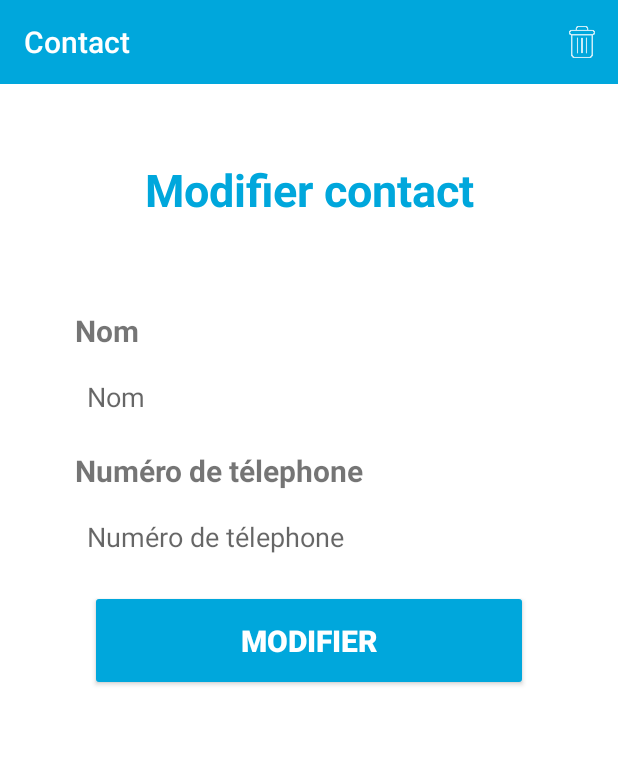
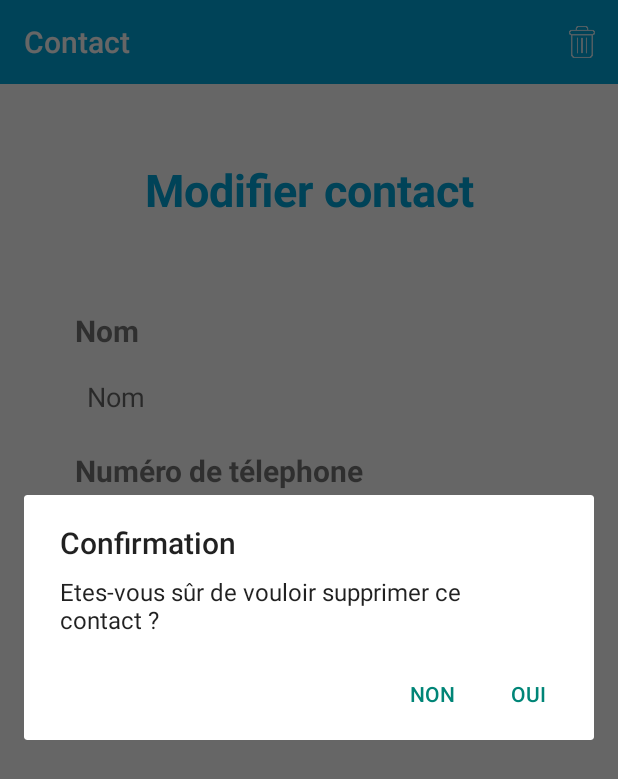
Before and after one commit to Abdel-kobbi/Contact-app, an Android app: the UpdateContact screen opened directly, with no data from a screen before it, after a tap on "supprimer contact", on a phone screen of 412 x 824 dp. Shown: the top 779 px of the screen. Run offline under Robolectric (Android 15) with nearby library versions, the phone set to English and light mode, and no system bars.

Commit message:
add click listener to list contact & delete with confirmation

```diff
--- a/app/src/main/java/com/kobbi/contactapp/MainActivity.java
+++ b/app/src/main/java/com/kobbi/contactapp/MainActivity.java
@@ -2,6 +2,8 @@ package com.kobbi.contactapp;
 
 import android.content.Intent;
 import android.os.Bundle;
+import android.view.View;
+import android.widget.AdapterView;
 import android.widget.Button;
 import android.widget.ListView;
 
@@ -52,5 +54,15 @@ public class MainActivity extends AppCompatActivity {
             Intent intent = new Intent(getApplicationContext(), AddContact.class);
             startActivity(intent);
         });
+
+        // add listener to contact list
+
+        contactList.setOnItemClickListener(new AdapterView.OnItemClickListener() {
+            @Override
+            public void onItemClick(AdapterView<?> adapterView, View view, int i, long l) {
+                Intent intent = new Intent(getApplicationContext(), UpdateContact.class);
+                startActivity(intent);
+            }
+        });
     }
 }
--- /dev/null
+++ b/app/src/main/java/com/kobbi/contactapp/ShowAlert.java
@@ -0,0 +1,27 @@
+package com.kobbi.contactapp;
+
+import android.app.Dialog;
+import android.os.Bundle;
+
+import androidx.annotation.NonNull;
+import androidx.annotation.Nullable;
+import androidx.appcompat.app.AlertDialog;
+import androidx.fragment.app.DialogFragment;
+
+
+public class ShowAlert extends DialogFragment {
+    @NonNull
+    @Override
+    public Dialog onCreateDialog(@Nullable Bundle savedInstanceState) {
+        AlertDialog.Builder alertBuilder = new AlertDialog.Builder(requireActivity());
+        alertBuilder.setTitle("Confirmation")
+                .setMessage("Etes-vous sûr de vouloir supprimer ce contact ?")
+                .setPositiveButton("Oui", (dialog, i) -> {
+                    // delete Contact
+
+                })
+                .setNegativeButton("Non", (dialog, i) -> dialog.dismiss());
+
+        return alertBuilder.create();
+    }
+}
--- a/app/src/main/java/com/kobbi/contactapp/UpdateContact.java
+++ b/app/src/main/java/com/kobbi/contactapp/UpdateContact.java
@@ -1,7 +1,6 @@
 package com.kobbi.contactapp;
 
 import android.os.Bundle;
-import android.view.LayoutInflater;
 import android.view.Menu;
 import android.view.MenuItem;
 
@@ -42,6 +41,7 @@ public class UpdateContact extends AppCompatActivity {
     public boolean onOptionsItemSelected(@NonNull MenuItem item) {
         int id = item.getItemId();
         if (id == R.id.deleteContact) {
+            new ShowAlert().show(getSupportFragmentManager(), "");
             return true;
         } else {
             return super.onOptionsItemSelected(item);
--- a/app/src/main/res/values-night/themes.xml
+++ b/app/src/main/res/values-night/themes.xml
@@ -4,7 +4,10 @@
         <!-- Customize your dark theme here. -->
         <!-- <item name="colorPrimary">@color/my_dark_primary</item> -->
         <item name="colorPrimary">@color/colorPrimary</item>
-        <item name="windowActionBar">true</item>
+        <item name="windowActionBar">false</item>
         <item name="windowNoTitle">true</item>
     </style>
+
+    <style name="Theme.ContactApp" parent="Base.Theme.ContactApp"/>
+
 </resources>
--- a/app/src/main/res/values/colors.xml
+++ b/app/src/main/res/values/colors.xml
@@ -3,5 +3,5 @@
     <color name="black">#FF000000</color>
     <color name="white">#FFFFFFFF</color>
     <color name="colorPrimary">#00a7dc</color>
-    <color name="colorPrimaryDart">#00c6e1</color>
+    <color name="colorPrimaryDark">#00c6e1</color>
 </resources>
--- a/app/src/main/res/values/themes.xml
+++ b/app/src/main/res/values/themes.xml
@@ -3,12 +3,11 @@
     <style name="Base.Theme.ContactApp" parent="Theme.AppCompat.Light.DarkActionBar">
         <!-- Customize your light theme here. -->
         <!-- <item name="colorPrimary">@color/my_light_primary</item> -->
-        <item name="windowActionBar">true</item>
+        <item name="windowActionBar">false</item>
         <item name="windowNoTitle">true</item>
         <item name="colorPrimary">@color/colorPrimary</item>
-        <item name="colorPrimaryDark">@color/colorPrimaryDart</item>
+        <item name="colorPrimaryDark">@color/colorPrimaryDark</item>
         <item name="android:windowBackground">@color/white</item>
-
     </style>
 
     <style name="Theme.ContactApp" parent="Base.Theme.ContactApp" />
--- a/gradle/libs.versions.toml
+++ b/gradle/libs.versions.toml
@@ -7,6 +7,7 @@ appcompat = "1.7.0"
 material = "1.12.0"
 activity = "1.10.0"
 constraintlayout = "2.2.0"
+materialVersion = "1.9.0"
 
 [libraries]
 junit = { group = "junit", name = "junit", version.ref = "junit" }
@@ -16,6 +17,7 @@ appcompat = { group = "androidx.appcompat", name = "appcompat", version.ref = "a
 material = { group = "com.google.android.material", name = "material", version.ref = "material" }
 activity = { group = "androidx.activity", name = "activity", version.ref = "activity" }
 constraintlayout = { group = "androidx.constraintlayout", name = "constraintlayout", version.ref = "constraintlayout" }
+material-v190 = { module = "com.google.android.material:material", version.ref = "materialVersion" }
 
 [plugins]
 android-application = { id = "com.android.application", version.ref = "agp" }
```
